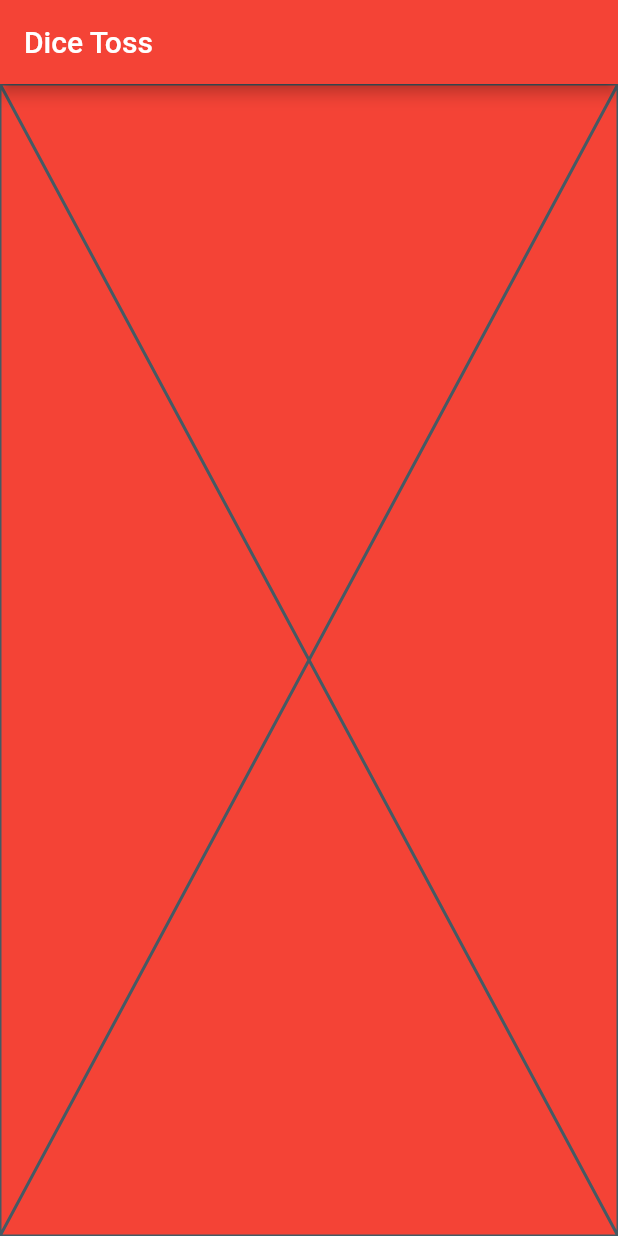
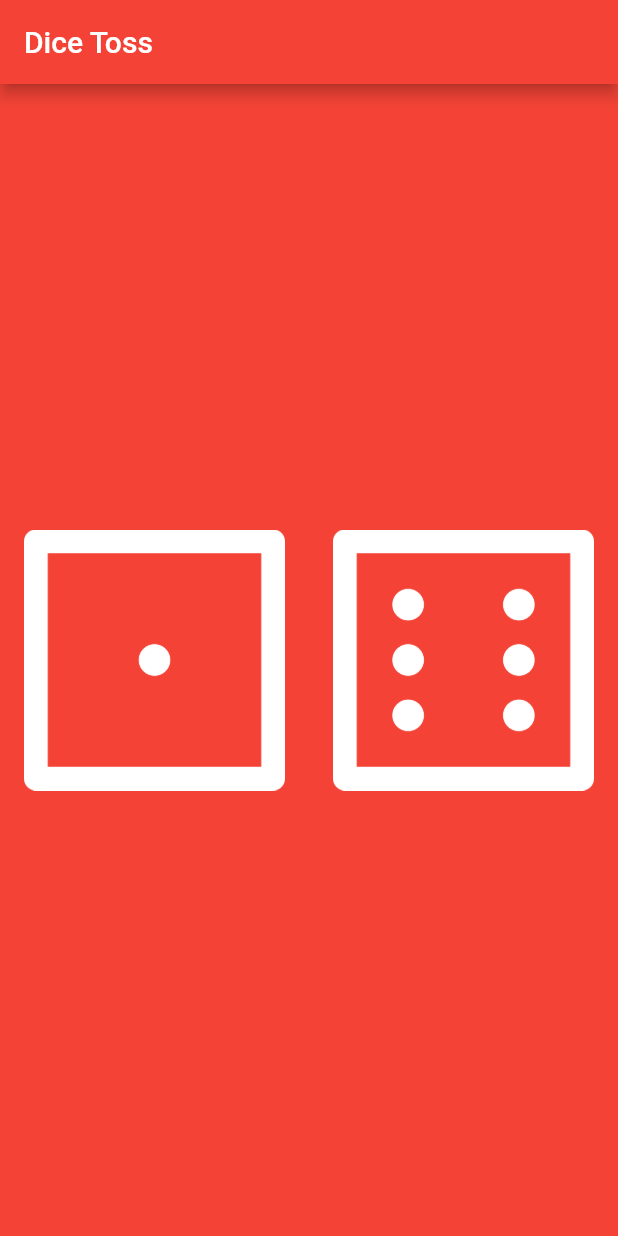
Before and after one commit to gibatekpro/Flutter_Basic, a Flutter app: the screen it shows after launch, on a phone screen of 412 x 824 dp. Run offline on Flutter 3.47's test engine with Material 2 defaults, Android fonts, the phone set to English and light mode, and no system bars.

Commit message:
Final Commit

```diff
--- a/dice/lib/main.dart
+++ b/dice/lib/main.dart
@@ -1,8 +1,9 @@
+import 'dart:math';
+
 import 'package:flutter/material.dart';
 
 void main() {
-  return runApp(
-      MaterialApp(
+  return runApp(MaterialApp(
     home: Scaffold(
       backgroundColor: Colors.red,
       appBar: AppBar(
@@ -11,15 +12,68 @@ void main() {
       ),
       body: const DicePage(),
     ),
-      )
+  ));
+}
+
+class DicePage extends StatefulWidget {
+  const DicePage({super.key});
+
+  @override
+  State<DicePage> createState() => _DicePageState();
+}
+
+class _DicePageState extends State<DicePage> {
+  var leftDiceNumber = 1;
+  var rightDiceNumber = 6;
+
+  @override
+  Widget build(BuildContext context) {
+    return Center(
+      child: Row(
+        children: [
+          Expanded(
+            child: Padding(
+              padding: const EdgeInsets.all(8.0),
+              child: SizedBox(
+                child: TextButton(
+                  onPressed: () {
+                    setState(() {
+                      tossDice();
+                    });
+                  },
+                  child: Padding(
+                    padding: const EdgeInsets.all(0.0),
+                    child: Image.asset('images/dice$leftDiceNumber.png'),
+                  ),
+                ),
+              ),
+            ),
+          ),
+          Expanded(
+            child: Padding(
+              padding: const EdgeInsets.all(8.0),
+              child: SizedBox(
+                child: TextButton(
+                  onPressed: () {
+                    setState(() {
+                      tossDice();
+                    });
+                  },
+                  child: Padding(
+                    padding: const EdgeInsets.all(0.0),
+                    child: Image.asset('images/dice$rightDiceNumber.png'),
+                  ),
+                ),
+              ),
+            ),
+          ),
+        ],
+      ),
     );
   }
 
-class DicePage extends StatelessWidget {
-  const DicePage({Key? key}) : super(key: key);
-
-  @override
-  Widget build(BuildContext context) {
-    return const Placeholder();
+  void tossDice() {
+    leftDiceNumber = Random().nextInt(5)+1;
+    rightDiceNumber = Random().nextInt(5)+1;
   }
 }
--- /dev/null
+++ b/firebase_user_auth_app/lib/app.dart
@@ -0,0 +1,15 @@
+import 'package:flutter/material.dart';
+import 'package:firebase_user_auth_app/auth_gate.dart';
+
+class MyApp extends StatelessWidget {
+  const MyApp({super.key});
+  @override
+  Widget build(BuildContext context) {
+    return MaterialApp(
+      theme: ThemeData(
+        primarySwatch: Colors.blue,
+      ),
+      home: const AuthGate(),
+    );
+  }
+}
```
Also changed, not shown: dice/pubspec.yaml (+3 -4 lines), firebase_user_auth_app/lib/auth_gate.dart (added, +62 -0 lines), firebase_user_auth_app/lib/home.dart (added, +59 -0 lines), dice/images/dice1.png (added), dice/images/dice2.png (added), dice/images/dice3.png (added), dice/images/dice4.png (added), dice/images/dice5.png (added), dice/images/dice6.png (added), firebase_user_auth_app/assets/dash.png (added), firebase_user_auth_app/assets/flutterfire_300x.png (added), 53 other files. Lines whose indentation alone changed are shown as unchanged.
